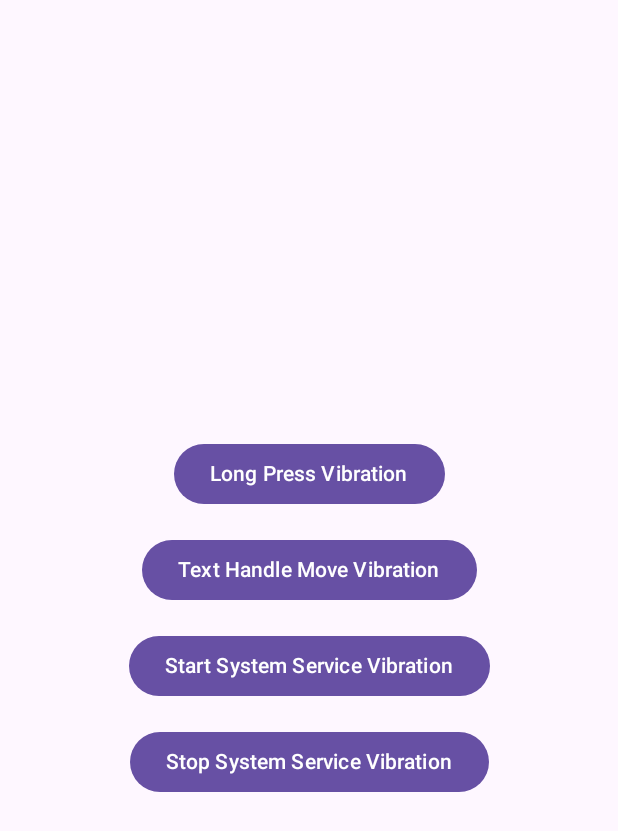
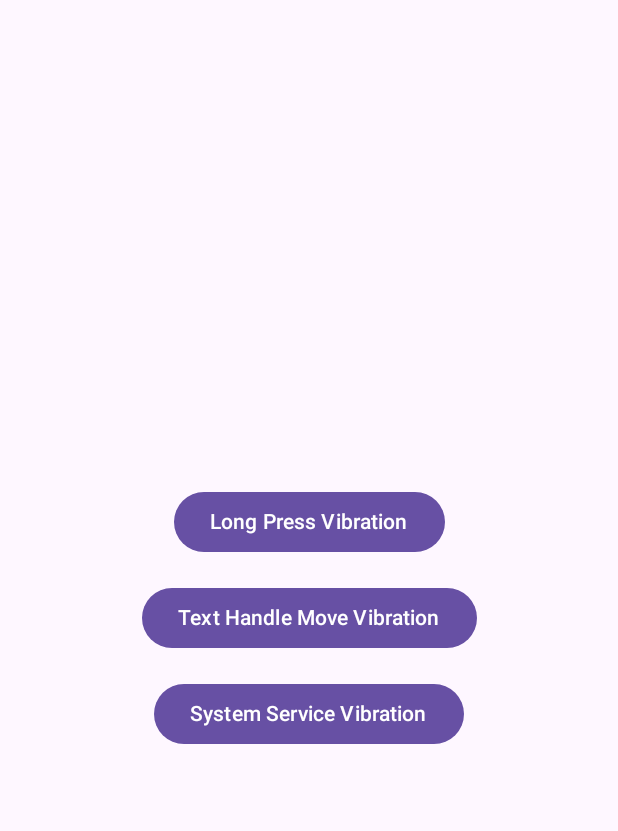
Before and after one commit to HCLDevTeam/VibrationComposeCUJ, an Android app built with Jetpack Compose: the screen it shows after launch (MainActivity), on a phone screen of 412 x 824 dp. Shown: the top 831 px of the screen. Run offline under Robolectric (Android 15) with nearby library versions, the phone set to English and light mode, and no system bars; libraries missing offline, so code that uses them is left out: com.example; missing, so only their content is drawn: VibrationPOCTheme.

Commit message:
Update MainActivity.kt
Vibrate using VibrationEffect.EFFECT_CLICK

```diff
--- a/app/src/main/java/com/example/VibrationPOC/MainActivity.kt
+++ b/app/src/main/java/com/example/VibrationPOC/MainActivity.kt
@@ -49,8 +49,10 @@ fun VibrationExamplesScreen() {
 @Preview
 @Composable
 fun VibrationCookbook() {
-  Column(modifier = Modifier.fillMaxSize(),
-         verticalArrangement = Arrangement.Center) {
+    Column(
+        modifier = Modifier.fillMaxSize(),
+        verticalArrangement = Arrangement.Center
+    ) {
 
         //Vibrate using LocalHapticFeedback
         val haptic = LocalHapticFeedback.current
@@ -70,28 +72,20 @@ fun VibrationCookbook() {
         Spacer(modifier = Modifier.height(16.dp)) // Adjust the spacing as needed
 
         // Vibrate using Framework VibratorManager
+        // Requires VIBRATE permission
         val context = LocalContext.current
         val vibrator =  // Requires Context to be passed
             context.getSystemService(Context.VIBRATOR_MANAGER_SERVICE) as VibratorManager
 
-    // Create a simple vibration pattern
-    val vibrationPattern = longArrayOf(0, 2000, 500, 3000) // 0ms pause, 2000ms vibrate, 500ms pause, 3000ms vibrate
-    val vibrationEffect = VibrationEffect.createWaveform(vibrationPattern, 1)
+        val vibrationEffect = VibrationEffect.createPredefined(VibrationEffect.EFFECT_CLICK)
         val combinedVibration = CombinedVibration.createParallel(vibrationEffect)
 
         Button(modifier = Modifier.align(Alignment.CenterHorizontally), onClick = {
             vibrator.vibrate(combinedVibration)
 
         }) {
-      Text("Start System Service Vibration")
+            Text("System Service Vibration")
         }
 
-    Spacer(modifier = Modifier.height(16.dp)) // Adjust the spacing as needed
-
-    Button(modifier = Modifier.align(Alignment.CenterHorizontally), onClick = {
-      vibrator.cancel()
-    }) {
-      Text("Stop System Service Vibration")
     }
 }
-}
```
Lines whose indentation alone changed are shown as unchanged.
